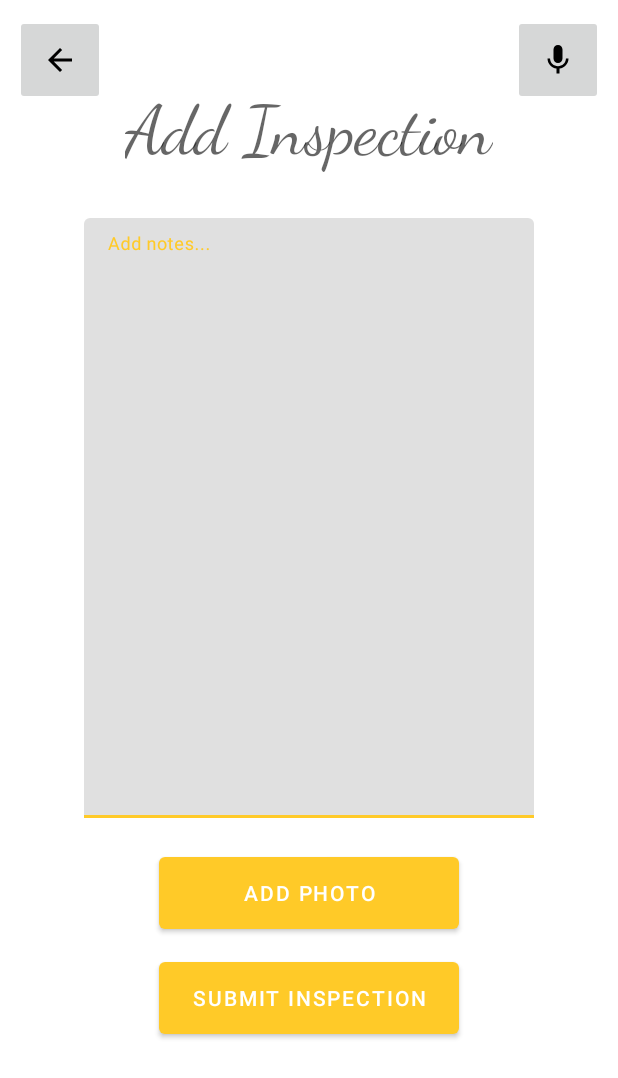
After one commit to typ0ninja/ColonyKeeper, an Android app: the layout activity_add_inspection.xml on its own in the app's theme, with its tools: preview values and no code run, on a phone screen of 412 x 824 dp. The commit adds this screen. Shown: the top 1078 px of the screen. Run offline under Robolectric (Android 15) with nearby library versions, the phone set to English and light mode, and no system bars.

Commit message:
Added activity_hive_individual.xml and activity_add_inspection.xml

```diff
--- /dev/null
+++ b/app/src/main/res/drawable/ic_baseline_arrow_back_24.xml
@@ -0,0 +1,5 @@
+<vector android:height="24dp" android:tint="#000000"
+    android:viewportHeight="24" android:viewportWidth="24"
+    android:width="24dp" xmlns:android="http://schemas.android.com/apk/res/android">
+    <path android:fillColor="@android:color/white" android:pathData="M20,11H7.83l5.59,-5.59L12,4l-8,8 8,8 1.41,-1.41L7.83,13H20v-2z"/>
+</vector>
--- /dev/null
+++ b/app/src/main/res/drawable/ic_baseline_mic_24.xml
@@ -0,0 +1,5 @@
+<vector android:height="24dp" android:tint="#000000"
+    android:viewportHeight="24" android:viewportWidth="24"
+    android:width="24dp" xmlns:android="http://schemas.android.com/apk/res/android">
+    <path android:fillColor="@android:color/white" android:pathData="M12,14c1.66,0 2.99,-1.34 2.99,-3L15,5c0,-1.66 -1.34,-3 -3,-3S9,3.34 9,5v6c0,1.66 1.34,3 3,3zM17.3,11c0,3 -2.54,5.1 -5.3,5.1S6.7,14 6.7,11L5,11c0,3.41 2.72,6.23 6,6.72L11,21h2v-3.28c3.28,-0.48 6,-3.3 6,-6.72h-1.7z"/>
+</vector>
--- /dev/null
+++ b/app/src/main/res/layout/activity_add_inspection.xml
@@ -0,0 +1,80 @@
+<?xml version="1.0" encoding="utf-8"?>
+<androidx.constraintlayout.widget.ConstraintLayout xmlns:android="http://schemas.android.com/apk/res/android"
+    android:layout_width="match_parent"
+    android:layout_height="match_parent"
+    xmlns:app="http://schemas.android.com/apk/res-auto">
+
+    <TextView
+        android:id="@+id/add_inspection_title"
+        android:text="@string/add_inspection_title"
+        android:textAppearance="@style/TextAppearance.AppCompat.Display2"
+        android:fontFamily="cursive"
+        android:layout_width="wrap_content"
+        android:layout_height="wrap_content"
+        app:layout_constraintTop_toTopOf="parent"
+        app:layout_constraintEnd_toEndOf="parent"
+        app:layout_constraintStart_toStartOf="parent"
+        android:layout_marginTop="60dp"/>
+
+    <ImageButton
+        android:id="@+id/add_inspection_voice_button"
+        android:layout_width="60dp"
+        android:layout_height="60dp"
+        android:layout_marginTop="10dp"
+        android:layout_marginEnd="10dp"
+        android:contentDescription="@string/add_voice_inspection_content_desc"
+        android:src="@drawable/ic_baseline_mic_24"
+        app:layout_constraintEnd_toEndOf="parent"
+        app:layout_constraintTop_toTopOf="parent" />
+
+    <ImageButton
+        android:id="@+id/add_inspection_back_button"
+        android:src="@drawable/ic_baseline_arrow_back_24"
+        android:contentDescription="@string/add_inspection_back_content_desc"
+        android:layout_width="60dp"
+        android:layout_height="60dp"
+        android:layout_marginTop="10dp"
+        android:layout_marginStart="10dp"
+        app:layout_constraintStart_toStartOf="parent"
+        app:layout_constraintTop_toTopOf="parent" />
+
+    <com.google.android.material.textfield.TextInputLayout
+        android:id="@+id/inspection_input_layout"
+        android:layout_width="300dp"
+        android:layout_height="400dp"
+        app:layout_constraintEnd_toEndOf="parent"
+        app:layout_constraintStart_toStartOf="parent"
+        app:layout_constraintTop_toBottomOf="@id/add_inspection_title"
+        android:layout_marginTop="30dp">
+
+        <com.google.android.material.textfield.TextInputEditText
+            android:id="@+id/inspection_text_input"
+            android:layout_width="match_parent"
+            android:layout_height="match_parent"
+            android:layout_gravity="top"
+            android:hint="@string/inspection_text_input_hint" />
+
+    </com.google.android.material.textfield.TextInputLayout>
+
+    <Button
+        android:id="@+id/add_picture_button"
+        android:text="@string/inspection_add_photo_button"
+        android:layout_width="200dp"
+        android:layout_height="60dp"
+        app:layout_constraintTop_toBottomOf="@id/inspection_input_layout"
+        app:layout_constraintStart_toStartOf="parent"
+        app:layout_constraintEnd_toEndOf="parent"
+        android:layout_marginTop="20dp"/>
+
+    <Button
+        android:id="@+id/submit_inspection_button"
+        android:text="@string/submit_inspection_button"
+        android:layout_width="200dp"
+        android:layout_height="60dp"
+        app:layout_constraintTop_toBottomOf="@id/add_picture_button"
+        app:layout_constraintStart_toStartOf="parent"
+        app:layout_constraintEnd_toEndOf="parent"
+        android:layout_marginTop="10dp"/>
+
+
+</androidx.constraintlayout.widget.ConstraintLayout>
--- /dev/null
+++ b/app/src/main/res/layout/activity_hive_individual.xml
@@ -0,0 +1,6 @@
+<?xml version="1.0" encoding="utf-8"?>
+<androidx.constraintlayout.widget.ConstraintLayout xmlns:android="http://schemas.android.com/apk/res/android"
+    android:layout_width="match_parent"
+    android:layout_height="match_parent">
+
+</androidx.constraintlayout.widget.ConstraintLayout>
--- a/app/src/main/res/values/strings.xml
+++ b/app/src/main/res/values/strings.xml
@@ -8,4 +8,10 @@
     <string name="add_hive_button">Add Hive?</string>
     <string name="add_bee_yard_title">Add Bee Yard</string>
     <string name="add_yard_button">Add Yard?</string>
+    <string name="add_inspection_title">Add Inspection</string>
+    <string name="inspection_text_input_hint">Add notes...</string>
+    <string name="add_voice_inspection_content_desc">Add voice inspection</string>
+    <string name="add_inspection_back_content_desc">Back to previous screen</string>
+    <string name="inspection_add_photo_button">Add Photo</string>
+    <string name="submit_inspection_button">Submit Inspection</string>
 </resources>
```
